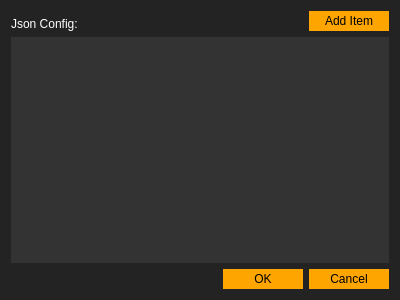
Qt form acriaconfig.ui (Acria-Network/Acria-Oracle-Node-Qt) before a commit.
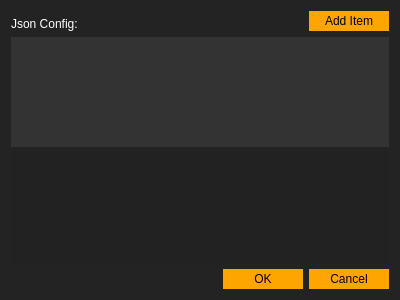
The same form after that commit. Icons and pictures are not drawn.

Commit message: added table to config window

```diff
--- a/acriaconfig.ui
+++ b/acriaconfig.ui
@@ -94,6 +94,76 @@
      </property>
     </widget>
    </item>
+   <item>
+    <widget class="QTableWidget" name="tableWidget_config">
+     <property name="styleSheet">
+      <string notr="true">QTreeView, QTableView {
+    alternate-background-color: rgba(0,0,0, 64);
+    background-color: #222222;
+    border: 0px;
+/*border: 1px solid #333333;*/
+gridline-color: #333333;
+}
+
+QTableView::item:selected{
+/*background-color: rgba(85, 58, 22, 174);*/
+background-color: #282828;
+color: palette(highlightedText);
+border:1px solid rgba(255, 120, 0, 160);
+}
+
+QHeaderView::section{
+background:#333333;
+border:none;
+gridline-color: #000000;
+}
+
+QTreeView {
+  selection-background-color: transparent;
+}
+
+QTreeView::item:focus {
+  border: none;
+}
+
+QTreeView::item:selected {
+  border: none;
+  border-radius: 3px;
+  color: palette(button-text);
+}
+
+QTreeView::item:hover {
+  border-radius: 3px;
+  background: #000000;
+}
+
+
+QTreeView::item:selected:active{
+  color: palette(button-text);
+  background: #040404;
+}
+
+QTreeView::item:selected:!active {
+  color: palette(button-text);
+  background: #080808;
+}
+
+QTreeView::item { 
+color: #debc85; 
+}
+QTreeView::item:selected { 
+color: #00004b; 
+}
+QTreeView#settingsTree {
+ background: #131313; 
+}
+</string>
+     </property>
+     <property name="selectionBehavior">
+      <enum>QAbstractItemView::SelectRows</enum>
+     </property>
+    </widget>
+   </item>
    <item>
     <widget class="QDialogButtonBox" name="buttonBox">
      <property name="styleSheet">
```
The commit also changes 5 other files.
